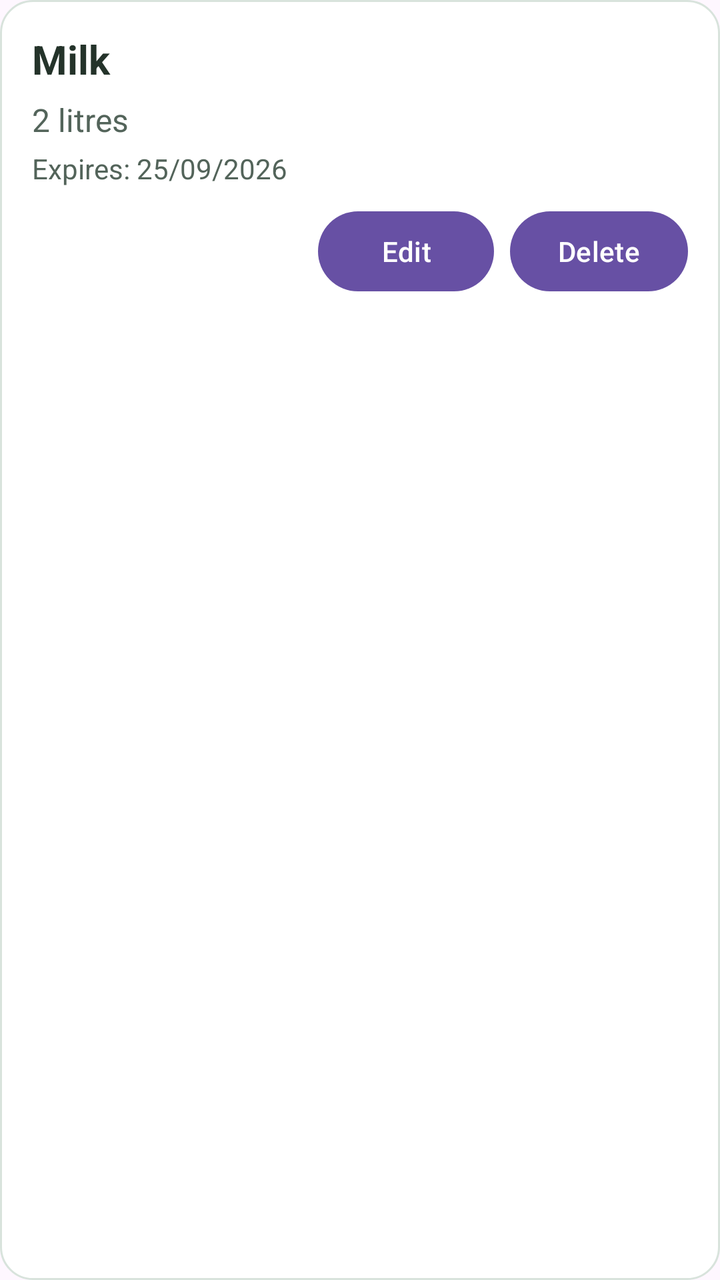
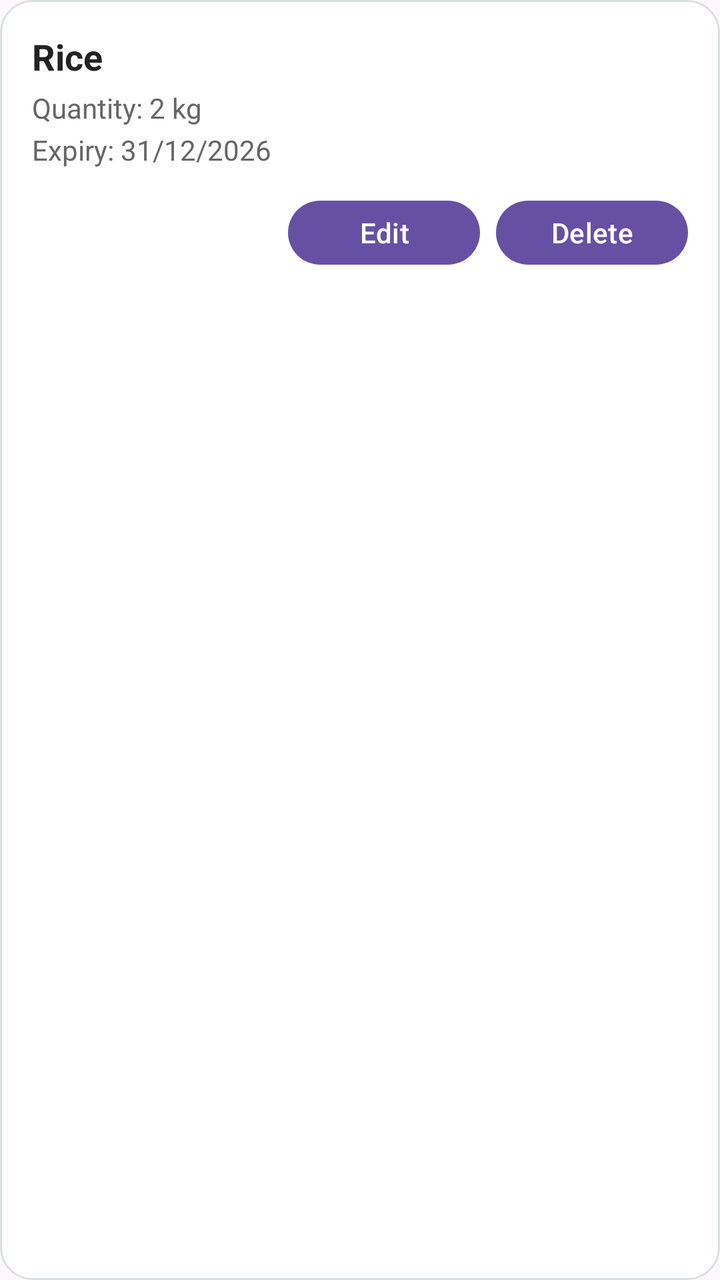

Screens rendered from an Android XML layout before and after an edit, with the pre-edit source and the edit as a unified diff.
<!-- AndroidManifest.xml: application theme Theme.SmartPantryManager -->
<!-- res/layout/item_pantry.xml -->
<?xml version="1.0" encoding="utf-8"?>
<LinearLayout xmlns:android="http://schemas.android.com/apk/res/android"
    android:layout_width="match_parent"
    android:layout_height="wrap_content"
    android:orientation="vertical"
    android:padding="16dp"
    android:layout_marginStart="12dp"
    android:layout_marginEnd="12dp"
    android:layout_marginTop="8dp"
    android:layout_marginBottom="8dp"
    android:background="@drawable/pantry_item_background">

    <TextView
        android:id="@+id/textIngredientName"
        android:layout_width="match_parent"
        android:layout_height="wrap_content"
        android:text="Milk"
        android:textSize="20sp"
        android:textStyle="bold"
        android:textColor="#24332A" />

    <TextView
        android:id="@+id/textQuantity"
        android:layout_width="match_parent"
        android:layout_height="wrap_content"
        android:layout_marginTop="6dp"
        android:text="2 litres"
        android:textSize="16sp"
        android:textColor="#53645A" />

    <TextView
        android:id="@+id/textExpiry"
        android:layout_width="match_parent"
        android:layout_height="wrap_content"
        android:layout_marginTop="4dp"
        android:text="Expires: 25/09/2026"
        android:textSize="14sp"
        android:textColor="#53645A" />

    <LinearLayout
        android:layout_width="match_parent"
        android:layout_height="wrap_content"
        android:orientation="horizontal"
        android:gravity="end"
        android:layout_marginTop="8dp">

        <Button
            android:id="@+id/buttonEdit"
            android:layout_width="wrap_content"
            android:layout_height="wrap_content"
            android:text="Edit" />

        <Button
            android:id="@+id/buttonDelete"
            android:layout_width="wrap_content"
            android:layout_height="wrap_content"
            android:layout_marginStart="8dp"
            android:text="Delete" />

    </LinearLayout>

</LinearLayout>
<!-- resources referenced by this layout -->
<resources>
  <!-- drawable pantry_item_background (drawable) -->
  <?xml version="1.0" encoding="utf-8"?>
  <shape xmlns:android="http://schemas.android.com/apk/res/android"
      android:shape="rectangle">
  
      <solid android:color="#FFFFFF" />
  
      <corners android:radius="16dp" />
  
      <stroke
          android:width="1dp"
          android:color="#D8E3DC" />
  
  </shape>
  <style name="Theme.SmartPantryManager" parent="Base.Theme.SmartPantryManager" />
  <style name="Base.Theme.SmartPantryManager" parent="Theme.Material3.DayNight.NoActionBar">
          
          
      </style>
</resources>

<!-- the commit's change to res/layout/item_pantry.xml (unified diff, before → after) -->
@@ -2,58 +2,53 @@
 <LinearLayout xmlns:android="http://schemas.android.com/apk/res/android"
     android:layout_width="match_parent"
     android:layout_height="wrap_content"
+    android:layout_margin="8dp"
+    android:padding="16dp"
     android:orientation="vertical"
-    android:padding="16dp"
-    android:layout_marginStart="12dp"
-    android:layout_marginEnd="12dp"
-    android:layout_marginTop="8dp"
-    android:layout_marginBottom="8dp"
     android:background="@drawable/pantry_item_background">
 
     <TextView
         android:id="@+id/textIngredientName"
-        android:layout_width="match_parent"
+        android:layout_width="wrap_content"
         android:layout_height="wrap_content"
-        android:text="Milk"
-        android:textSize="20sp"
+        android:text="Rice"
+        android:textSize="18sp"
         android:textStyle="bold"
-        android:textColor="#24332A" />
+        android:textColor="#222222" />
 
     <TextView
         android:id="@+id/textQuantity"
-        android:layout_width="match_parent"
+        android:layout_width="wrap_content"
         android:layout_height="wrap_content"
-        android:layout_marginTop="6dp"
-        android:text="2 litres"
-        android:textSize="16sp"
-        android:textColor="#53645A" />
+        android:layout_marginTop="4dp"
+        android:text="Quantity: 2 kg"
+        android:textColor="#666666" />
 
     <TextView
         android:id="@+id/textExpiry"
-        android:layout_width="match_parent"
+        android:layout_width="wrap_content"
         android:layout_height="wrap_content"
-        android:layout_marginTop="4dp"
-        android:text="Expires: 25/09/2026"
-        android:textSize="14sp"
-        android:textColor="#53645A" />
+        android:layout_marginTop="2dp"
+        android:text="Expiry: 31/12/2026"
+        android:textColor="#666666" />
 
     <LinearLayout
         android:layout_width="match_parent"
         android:layout_height="wrap_content"
-        android:orientation="horizontal"
+        android:layout_marginTop="12dp"
         android:gravity="end"
-        android:layout_marginTop="8dp">
+        android:orientation="horizontal">
 
         <Button
             android:id="@+id/buttonEdit"
-            android:layout_width="wrap_content"
-            android:layout_height="wrap_content"
+            android:layout_width="96dp"
+            android:layout_height="40dp"
             android:text="Edit" />
 
         <Button
             android:id="@+id/buttonDelete"
-            android:layout_width="wrap_content"
-            android:layout_height="wrap_content"
+            android:layout_width="96dp"
+            android:layout_height="40dp"
             android:layout_marginStart="8dp"
             android:text="Delete" />
 
